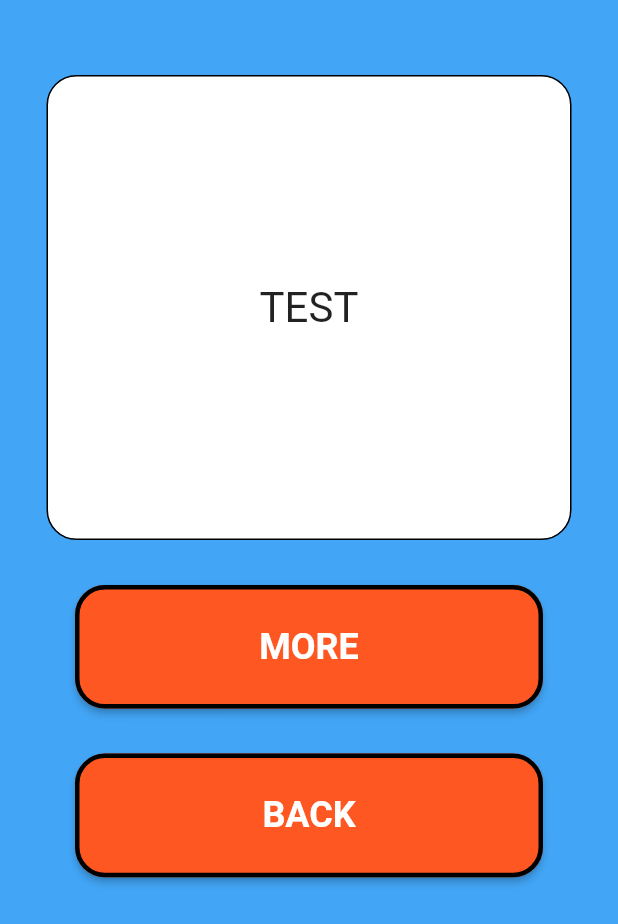
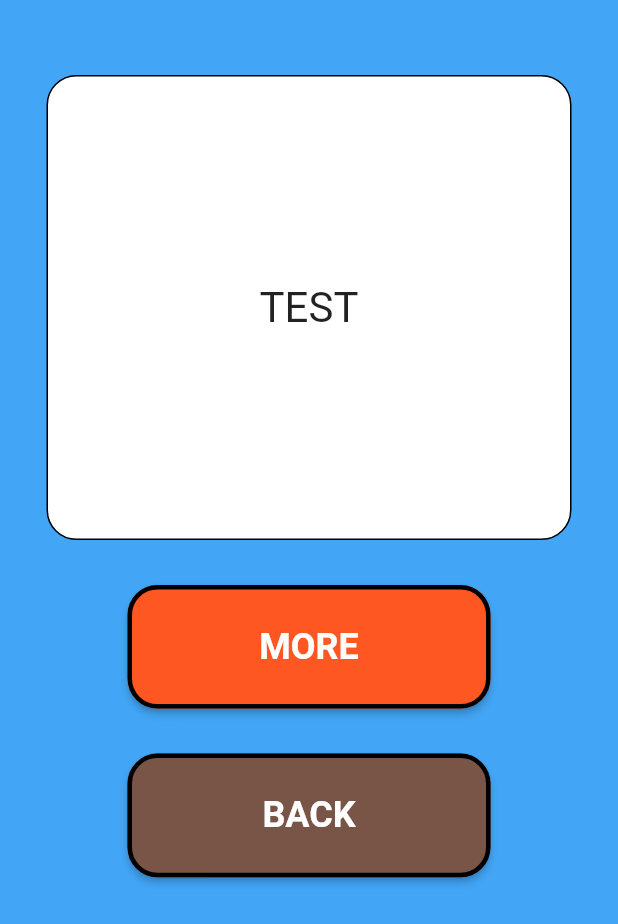
Before and after one commit to bkmceh/funnychuck, a Flutter app: the screen it shows after launch, after a tap on "RANDOM FACTS", on a phone screen of 412 x 824 dp. Shown: the top 924 px of the screen. Run offline on Flutter 3.47's test engine with Material 2 defaults, Android fonts, the light colour scheme and no system bars.

Commit message:
refactored, added json serializable dependencies

```diff
--- a/lib/home.dart
+++ b/lib/home.dart
@@ -7,6 +7,7 @@ class MainPage extends StatelessWidget {
   @override
   Widget build(BuildContext context) {
     final double _width = MediaQuery.of(context).size.width - 100;
+    final double _buttonWidth = MediaQuery.of(context).size.width - 170;
     final double _height = MediaQuery.of(context).size.width / 5;
     return Scaffold(
       backgroundColor: Colors.blue.shade400,
@@ -36,7 +37,7 @@ class MainPage extends StatelessWidget {
                       backgroundColor:
                           MaterialStateProperty.all(Colors.deepOrange),
                       minimumSize:
-                          MaterialStateProperty.all(Size(_width, _height)),
+                          MaterialStateProperty.all(Size(_buttonWidth, _height)),
                       side: MaterialStateProperty.all(
                         const BorderSide(
                           color: Colors.black,
@@ -64,7 +65,7 @@ class MainPage extends StatelessWidget {
                       backgroundColor:
                       MaterialStateProperty.all(Colors.deepOrange),
                       minimumSize:
-                      MaterialStateProperty.all(Size(_width, _height)),
+                      MaterialStateProperty.all(Size(_buttonWidth, _height)),
                       side: MaterialStateProperty.all(
                         const BorderSide(
                           color: Colors.black,
@@ -90,9 +91,9 @@ class MainPage extends StatelessWidget {
                     onPressed: () {},
                     style: ButtonStyle(
                       backgroundColor:
-                      MaterialStateProperty.all(Colors.deepOrange),
+                      MaterialStateProperty.all(Colors.brown),
                       minimumSize:
-                      MaterialStateProperty.all(Size(_width, _height)),
+                      MaterialStateProperty.all(Size(_buttonWidth, _height)),
                       side: MaterialStateProperty.all(
                         const BorderSide(
                           color: Colors.black,
--- a/lib/random_facts/random.dart
+++ b/lib/random_facts/random.dart
@@ -11,7 +11,7 @@ class RandomFacts extends StatefulWidget {
 class _RandomFactsState extends State<RandomFacts> {
   @override
   Widget build(BuildContext context) {
-    final double _width = MediaQuery.of(context).size.width - 100;
+    final double _width = MediaQuery.of(context).size.width - 170;
     final double _height = MediaQuery.of(context).size.width / 5;
     return Scaffold(
       backgroundColor: Colors.blue.shade400,
@@ -73,7 +73,7 @@ class _RandomFactsState extends State<RandomFacts> {
                     },
                     style: ButtonStyle(
                       backgroundColor:
-                      MaterialStateProperty.all(Colors.deepOrange),
+                      MaterialStateProperty.all(Colors.brown),
                       minimumSize:
                       MaterialStateProperty.all(Size(_width, _height)),
                       side: MaterialStateProperty.all(
--- a/pubspec.yaml
+++ b/pubspec.yaml
@@ -27,6 +27,7 @@ environment:
 # the latest version available on pub.dev. To see which dependencies have newer
 # versions available, run `flutter pub outdated`.
 dependencies:
+  json_serializable: ^6.1.4
   flutter:
     sdk: flutter
 
```
Also changed, not shown: pubspec.lock.
